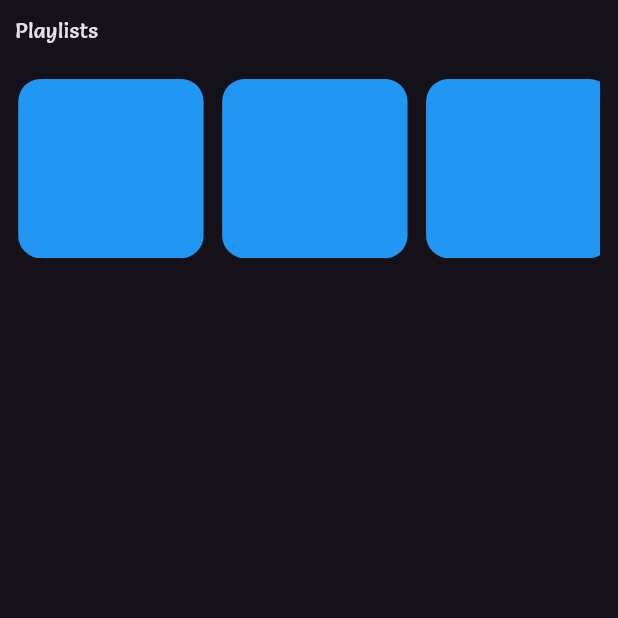
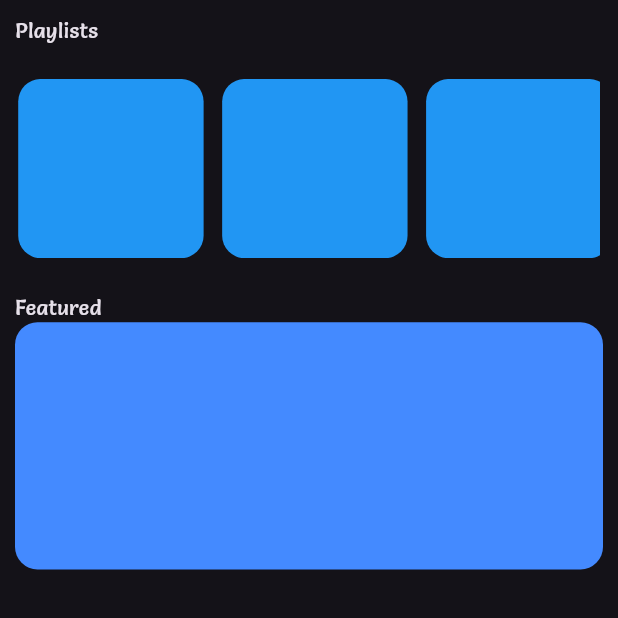
Before and after one commit to AliShakoori89/turkish_music_web_app, a Flutter app: the screen it shows after launch, on a phone screen of 412 x 824 dp, the top half of it. Run offline on Flutter 3.47's test engine with Material 3 defaults, Android fonts, the phone set to English and light mode, and no system bars.

Commit message:
add featured Container

```diff
--- a/lib/main.dart
+++ b/lib/main.dart
@@ -1,5 +1,5 @@
 import 'package:flutter/material.dart';
-import 'package:flutter/rendering.dart';
+import 'package:turkish_music_app/presentation/ui/home_page.dart';
 
 void main() {
   runApp( const MyApp());
@@ -20,58 +20,3 @@ class MyApp extends StatelessWidget {
     );
   }
 }
-
-class MyHomePage extends StatefulWidget {
-  const MyHomePage({super.key});
-
-
-  @override
-  State<MyHomePage> createState() => _MyHomePageState();
-}
-
-class _MyHomePageState extends State<MyHomePage> {
-
-  @override
-  Widget build(BuildContext context) {
-    return Scaffold(
-      body: SafeArea(
-        child: Container(
-          margin: const EdgeInsets.all(10),
-          child: Column(
-            crossAxisAlignment: CrossAxisAlignment.start,
-            children: [
-              const Text("Playlists",
-              style: TextStyle(
-                fontFamily: 'Salsa'
-              )),
-              Container(
-                padding: EdgeInsets.symmetric(
-                    horizontal: MediaQuery.of(context).size.width * 0.0052,
-                    vertical: MediaQuery.of(context).size.width * 0.055),
-                height: MediaQuery.of(context).size.height * 0.2,
-                width: double.infinity,
-                child: ListView.builder(
-                    shrinkWrap: true,
-                    scrollDirection: Axis.horizontal,
-                    itemCount: 10,
-                    itemBuilder: (BuildContext context, int index) {
-                      return Padding(
-                        padding: EdgeInsets.only(
-                            right: MediaQuery.of(context).size.width * 0.030,),
-                        child: Container(
-                          decoration: BoxDecoration(
-                            borderRadius: BorderRadius.circular(15),
-                            color: Colors.blue,
-                          ),
-                          width: MediaQuery.of(context).size.width * 0.3,
-                        ),
-                      );
-                    }),
-              )
-            ],
-          ),
-        ),
-      )// This trailing comma makes auto-formatting nicer for build methods.
-    );
-  }
-}
--- /dev/null
+++ b/lib/presentation/const/title.dart
@@ -0,0 +1,15 @@
+import 'package:flutter/material.dart';
+
+class TitleText extends StatelessWidget {
+
+  final String title;
+  const TitleText({super.key, required this.title});
+
+  @override
+  Widget build(BuildContext context) {
+    return Text(title,
+        style: const TextStyle(
+            fontFamily: 'Salsa'
+        ));
+  }
+}
--- /dev/null
+++ b/lib/presentation/helpers/featured_container.dart
@@ -0,0 +1,23 @@
+import 'package:flutter/material.dart';
+import 'package:turkish_music_app/presentation/const/title.dart';
+
+class FeaturedContainer extends StatelessWidget {
+  const FeaturedContainer({super.key});
+
+  @override
+  Widget build(BuildContext context) {
+    return Column(
+      crossAxisAlignment: CrossAxisAlignment.start,
+      children: [
+        const TitleText(title: "Featured"),
+        Container(
+          height: MediaQuery.of(context).size.height * 0.2,
+          decoration: BoxDecoration(
+            color: Colors.blueAccent,
+            borderRadius: BorderRadius.circular(15)
+          ),
+        ),
+      ],
+    );
+  }
+}
--- /dev/null
+++ b/lib/presentation/helpers/playlist_containers.dart
@@ -0,0 +1,33 @@
+import 'package:flutter/material.dart';
+
+class PlaylistContainer extends StatelessWidget {
+  const PlaylistContainer({super.key});
+
+  @override
+  Widget build(BuildContext context) {
+    return Container(
+      padding: EdgeInsets.symmetric(
+          horizontal: MediaQuery.of(context).size.width * 0.0052,
+          vertical: MediaQuery.of(context).size.width * 0.055),
+      height: MediaQuery.of(context).size.height * 0.2,
+      width: double.infinity,
+      child: ListView.builder(
+          shrinkWrap: true,
+          scrollDirection: Axis.horizontal,
+          itemCount: 10,
+          itemBuilder: (BuildContext context, int index) {
+            return Padding(
+              padding: EdgeInsets.only(
+                right: MediaQuery.of(context).size.width * 0.030,),
+              child: Container(
+                decoration: BoxDecoration(
+                  borderRadius: BorderRadius.circular(15),
+                  color: Colors.blue,
+                ),
+                width: MediaQuery.of(context).size.width * 0.3,
+              ),
+            );
+          }),
+    );
+  }
+}
--- /dev/null
+++ b/lib/presentation/ui/home_page.dart
@@ -0,0 +1,35 @@
+import 'package:flutter/material.dart';
+import 'package:turkish_music_app/presentation/helpers/featured_container.dart';
+
+import '../const/title.dart';
+import '../helpers/playlist_containers.dart';
+
+class MyHomePage extends StatefulWidget {
+  const MyHomePage({super.key});
+
+
+  @override
+  State<MyHomePage> createState() => _MyHomePageState();
+}
+
+class _MyHomePageState extends State<MyHomePage> {
+
+  @override
+  Widget build(BuildContext context) {
+    return Scaffold(
+        body: SafeArea(
+          child: Container(
+            margin: const EdgeInsets.all(10),
+            child: const Column(
+              crossAxisAlignment: CrossAxisAlignment.start,
+              children: [
+                TitleText(title: "Playlists"),
+                PlaylistContainer(),
+                FeaturedContainer()
+              ],
+            ),
+          ),
+        )// This trailing comma makes auto-formatting nicer for build methods.
+    );
+  }
+}
```
Also changed, not shown: pubspec.lock.
